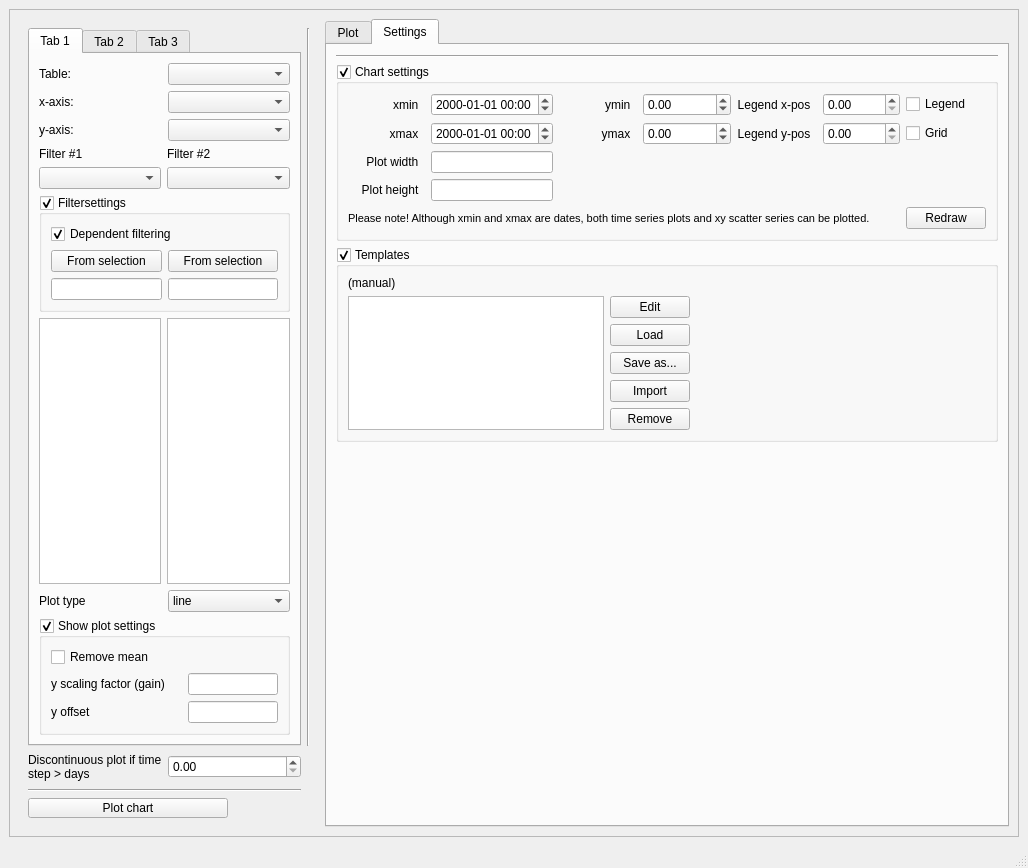
Before: the Qt Designer form ui/customplotdialog.ui in jkall/qgis-midvatten-plugin, drawn with Qt 5.
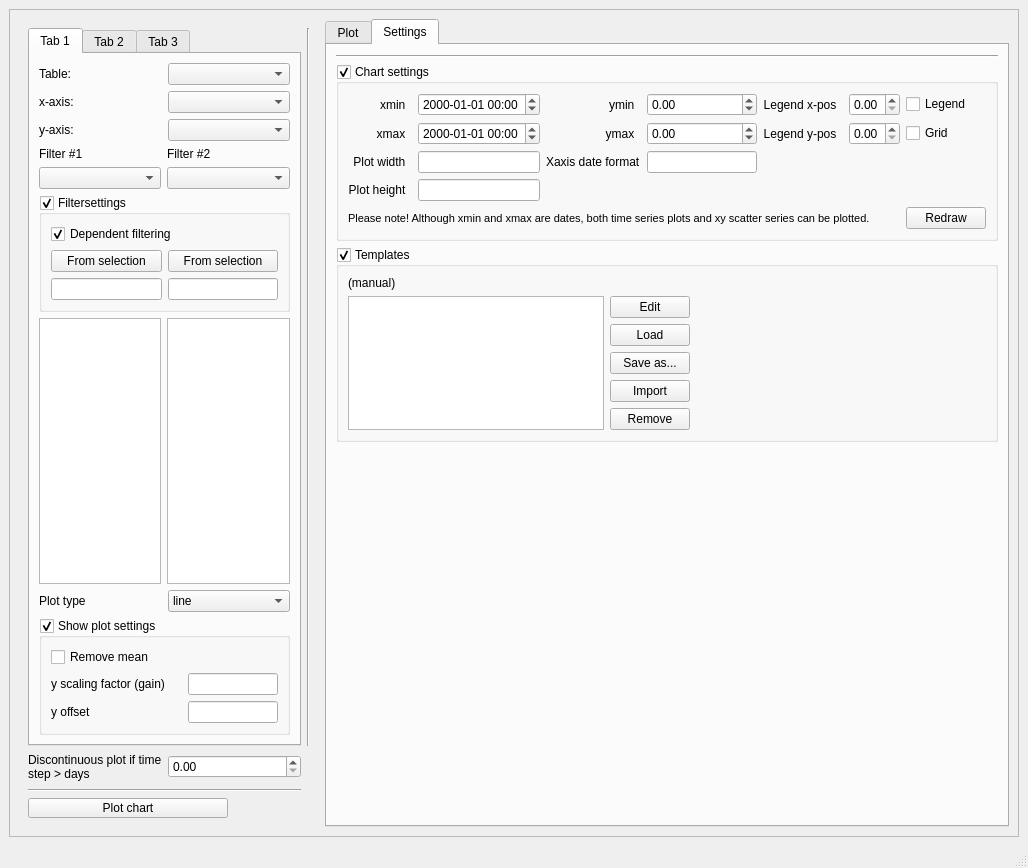
After: the same form once the commit is applied. The open tabs and pages were chosen to show the change.

Commit message: Added date formatting

The edit to the form file:
```diff
--- a/ui/customplotdialog.ui
+++ b/ui/customplotdialog.ui
@@ -25,8 +25,8 @@
         <rect>
          <x>0</x>
          <y>0</y>
-         <width>1006</width>
-         <height>806</height>
+         <width>1026</width>
+         <height>821</height>
         </rect>
        </property>
        <layout class="QHBoxLayout" name="horizontalLayout_2">
@@ -2296,6 +2296,20 @@
                      </property>
                     </widget>
                    </item>
+                   <item row="2" column="2">
+                    <widget class="QLabel" name="label_19">
+                     <property name="text">
+                      <string>Xaxis date format</string>
+                     </property>
+                    </widget>
+                   </item>
+                   <item row="2" column="3">
+                    <widget class="QLineEdit" name="xaxis_dateformat">
+                     <property name="toolTip">
+                      <string>Use python date formats ex: %Y-%m-%d %H:%M:%S.</string>
+                     </property>
+                    </widget>
+                   </item>
                   </layout>
                  </item>
                 </layout>
```
Left out of the diff: 2 changed lines with no effect on the pictures. The commit also changes 4 other files.
